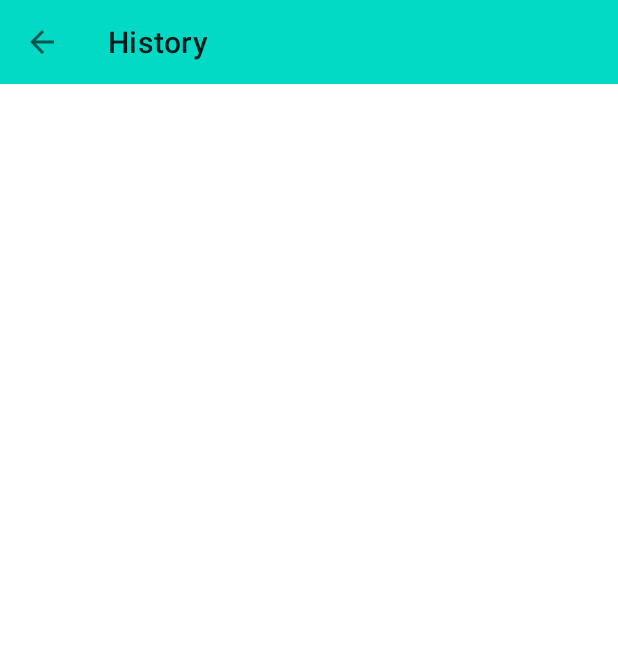
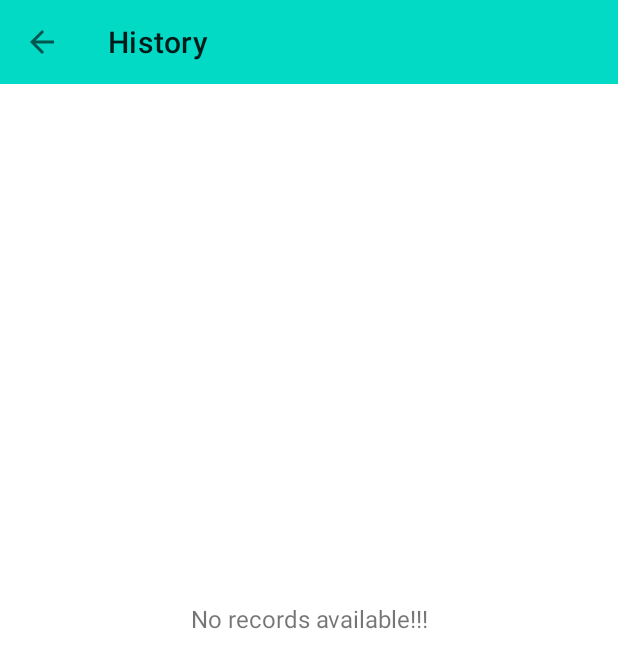
Before and after one commit to sharshv2012/7minWorkout, an Android app: the HistoryActivity screen opened directly, with no data from a screen before it, on a phone screen of 412 x 824 dp. Shown: the top 668 px of the screen. Run offline under Robolectric (Android 15) with nearby library versions, the light colour scheme and no system bars.

Commit message:
14th commit : added recyclerview , historyAdapter to set dates in history activity , made rv scrollable by setting height to 0 dp and constraining it to bottom : )

```diff
--- a/app/src/main/java/com/example/a7minworkout/HistoryActivity.kt
+++ b/app/src/main/java/com/example/a7minworkout/HistoryActivity.kt
@@ -2,7 +2,11 @@ package com.example.a7minworkout
 
 import androidx.appcompat.app.AppCompatActivity
 import android.os.Bundle
+import android.view.View
+import androidx.lifecycle.lifecycleScope
+import androidx.recyclerview.widget.LinearLayoutManager
 import com.example.a7minworkout.databinding.ActivityHistoryBinding
+import kotlinx.coroutines.launch
 
 class HistoryActivity : AppCompatActivity() {
     private var binding : ActivityHistoryBinding? = null
@@ -18,6 +22,38 @@ class HistoryActivity : AppCompatActivity() {
         binding?.toolbarHistoryActivity?.setNavigationOnClickListener{
             onBackPressedDispatcher.onBackPressed()
         }
+        val dao = (application as WorkoutApp).db.historyDao()
+        getAllCompletedDates(dao)
 
     }
+    private fun getAllCompletedDates(historyDao: HistoryDao){
+        lifecycleScope.launch {
+            historyDao.fetchAllDates().collect{ allCompletedDates ->
+                if (allCompletedDates.isNotEmpty()){
+                    binding?.tvHistory?.visibility = View.VISIBLE
+                    binding?.rvHistory?.visibility =View.VISIBLE
+                    binding?.tvNoRecords?.visibility = View.INVISIBLE
+
+                    binding?.rvHistory?.layoutManager = LinearLayoutManager(this@HistoryActivity )
+                    val dates = ArrayList<String>()
+                    for (date in allCompletedDates){
+                        dates.add(date.date)
+                    }
+                    val historyAdapter = HistoryAdapter(dates)
+                    binding?.rvHistory?.adapter = historyAdapter
+                }else{
+                    binding?.tvHistory?.visibility = View.INVISIBLE
+                    binding?.rvHistory?.visibility =View.INVISIBLE
+                    binding?.tvNoRecords?.visibility = View.VISIBLE
+                }
+
+
+            }
+        }
+    }
+
+    override fun onDestroy() {
+        super.onDestroy()
+        binding = null
+    }
 }
--- a/app/src/main/java/com/example/a7minworkout/HistoryDao.kt
+++ b/app/src/main/java/com/example/a7minworkout/HistoryDao.kt
@@ -2,10 +2,15 @@ package com.example.a7minworkout
 
 import androidx.room.Dao
 import androidx.room.Insert
+import androidx.room.Query
+import kotlinx.coroutines.flow.Flow
 
 @Dao
 interface HistoryDao {
     @Insert
     suspend fun insert(historyEntity: HistoryEntity)
 
+    @Query("SELECT * FROM `history-table`")
+    fun fetchAllDates(): Flow<List<HistoryEntity>>
+
 }
--- a/app/src/main/java/com/example/a7minworkout/HistoryEntity.kt
+++ b/app/src/main/java/com/example/a7minworkout/HistoryEntity.kt
@@ -7,4 +7,5 @@ import androidx.room.PrimaryKey
 data class HistoryEntity(
     @PrimaryKey
     val date:String
+
 )
--- a/app/src/main/res/layout/activity_history.xml
+++ b/app/src/main/res/layout/activity_history.xml
@@ -13,5 +13,39 @@
         android:background="@color/teal_200"
         app:layout_constraintTop_toTopOf="parent"
         />
+    <TextView
+        app:layout_constraintTop_toBottomOf="@+id/toolbar_history_activity"
+        android:layout_width="match_parent"
+        android:layout_height="wrap_content"
+        android:id="@+id/tvHistory"
+        android:layout_margin="10dp"
+        android:gravity="center"
+        android:text="Exercise Completed"
+        android:textSize="18sp"
+        android:visibility="gone"
+        tools:visibility="visible"/>
+    <androidx.recyclerview.widget.RecyclerView
+        android:layout_width="match_parent"
+        android:layout_height="0dp"
+        android:id="@+id/rvHistory"
+        android:layout_margin="10dp"
+        android:visibility="gone"
+        tools:visibility="visible"
+        app:layout_constraintBottom_toBottomOf="parent"
+        app:layout_constraintTop_toBottomOf="@id/tvHistory"/>
+
+    <TextView
+        android:layout_width="match_parent"
+        android:layout_height="wrap_content"
+        android:id="@+id/tvNoRecords"
+        android:text="No records available!!!"
+        android:gravity="center"
+        android:layout_margin="10dp"
+        android:textSize="16sp"
+        android:visibility="visible"
+        tools:visibility="visible"
+        app:layout_constraintBottom_toBottomOf="parent"
+        app:layout_constraintTop_toTopOf="parent"/>
+
 
 </androidx.constraintlayout.widget.ConstraintLayout>
```
Also changed, not shown: app/src/main/java/com/example/a7minworkout/HistoryAdapter.kt (added, +41 -0 lines), app/src/main/res/layout/item_history_row.xml (added, +31 -0 lines).
